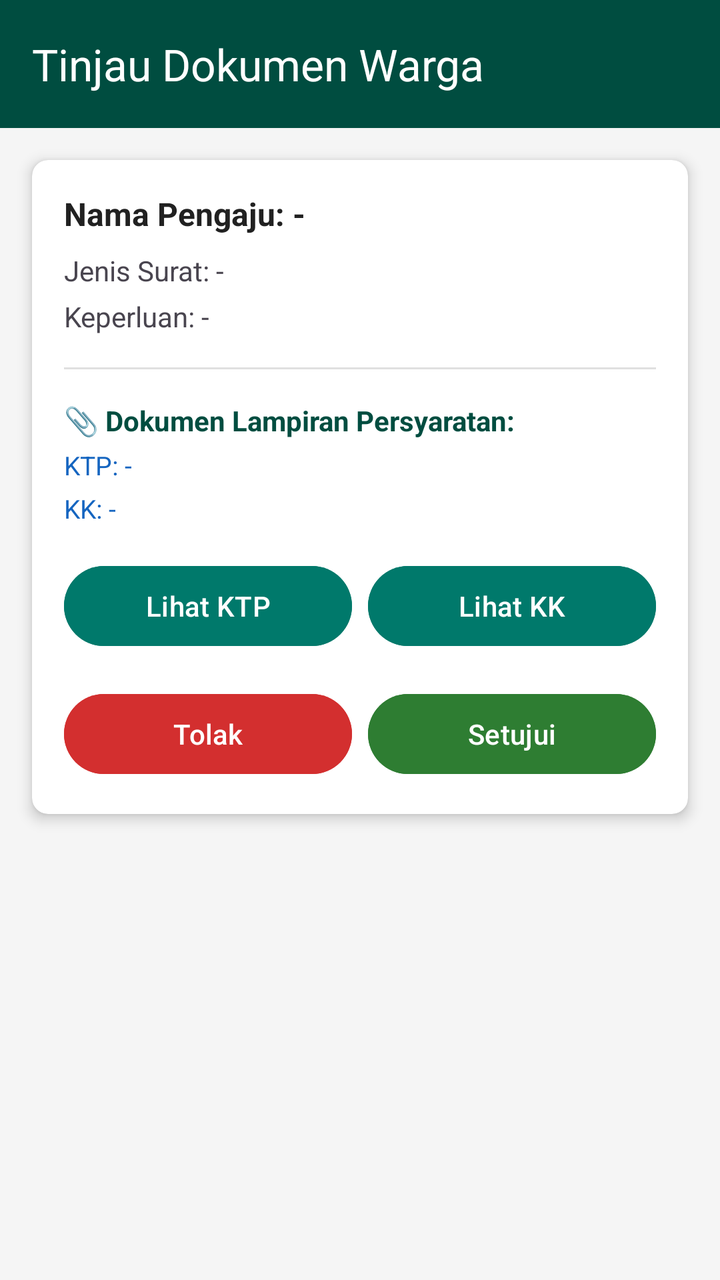
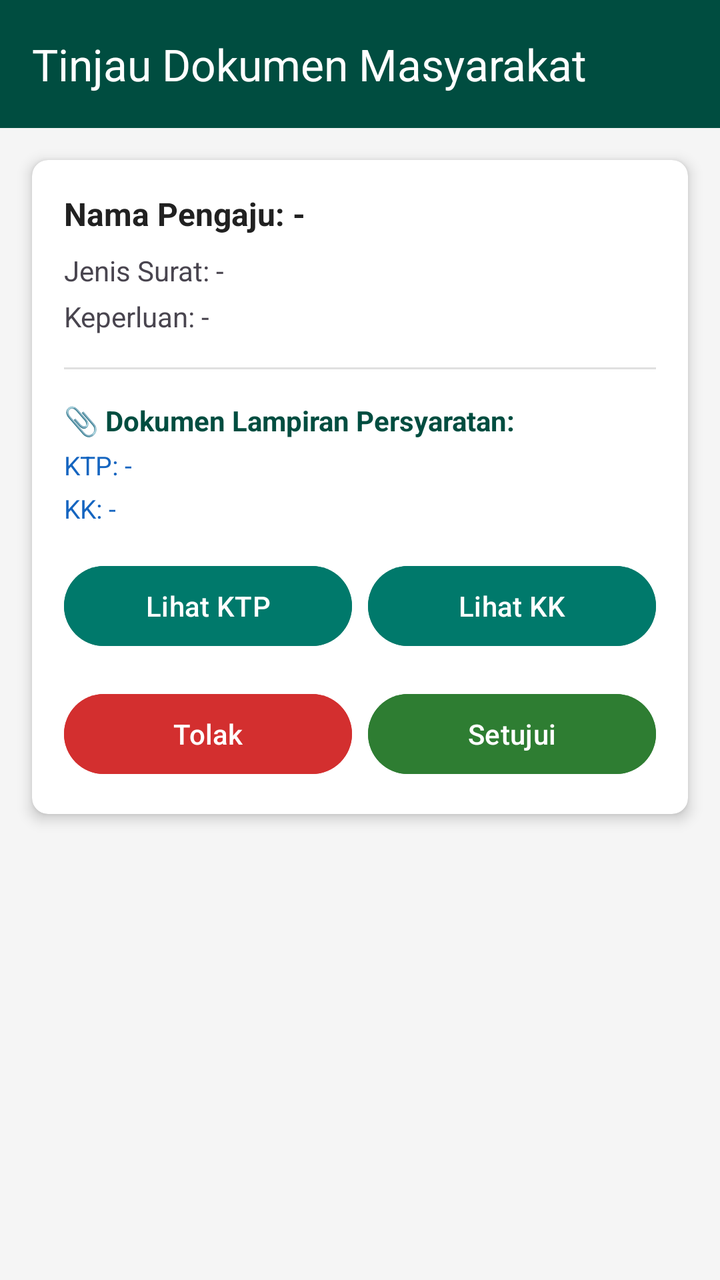

Two renders of the same Android screen: before a commit and after it. Below are the layout's source before the change and the commit's diff.
<!-- AndroidManifest.xml: application theme Theme.Ovylia -->
<!-- res/layout/activity_detail_pengajuan.xml -->
<?xml version="1.0" encoding="utf-8"?>
<LinearLayout
    xmlns:android="http://schemas.android.com/apk/res/android"
    xmlns:app="http://schemas.android.com/apk/res-auto"
    android:layout_width="match_parent"
    android:layout_height="match_parent"
    android:orientation="vertical"
    android:background="#F5F5F5">

    <androidx.appcompat.widget.Toolbar
        android:layout_width="match_parent"
        android:layout_height="?attr/actionBarSize"
        android:background="#004D40"
        app:title="Tinjau Dokumen Warga"
        app:titleTextColor="#FFFFFF"/>

    <androidx.cardview.widget.CardView
        android:layout_width="match_parent"
        android:layout_height="wrap_content"
        android:layout_margin="16dp"
        app:cardCornerRadius="8dp"
        app:cardElevation="4dp">

        <LinearLayout
            android:layout_width="match_parent"
            android:layout_height="wrap_content"
            android:orientation="vertical"
            android:padding="16dp">

            <TextView
                android:id="@+id/dtNamaWarga"
                android:layout_width="match_parent"
                android:layout_height="wrap_content"
                android:text="Nama Pengaju: -"
                android:textSize="16sp"
                android:textStyle="bold"
                android:textColor="#212121"/>

            <TextView
                android:id="@+id/dtJenisSurat"
                android:layout_width="match_parent"
                android:layout_height="wrap_content"
                android:text="Jenis Surat: -"
                android:textSize="14sp"
                android:layout_marginTop="8dp"/>

            <TextView
                android:id="@+id/dtKeperluan"
                android:layout_width="match_parent"
                android:layout_height="wrap_content"
                android:text="Keperluan: -"
                android:textSize="14sp"
                android:layout_marginTop="4dp"/>

            <View
                android:layout_width="match_parent"
                android:layout_height="1dp"
                android:background="#E0E0E0"
                android:layout_marginVertical="16dp"/>

            <TextView
                android:layout_width="match_parent"
                android:layout_height="wrap_content"
                android:text="📎 Dokumen Lampiran Persyaratan:"
                android:textStyle="bold"
                android:textColor="#004D40"
                android:textSize="14sp"/>

            <TextView
                android:id="@+id/dtNamaFileKtp"
                android:layout_width="match_parent"
                android:layout_height="wrap_content"
                android:text="KTP: -"
                android:textColor="#1565C0"
                android:layout_marginTop="4dp"
                android:textSize="13sp"/>

            <TextView
                android:id="@+id/dtNamaFileKk"
                android:layout_width="match_parent"
                android:layout_height="wrap_content"
                android:text="KK: -"
                android:textColor="#1565C0"
                android:layout_marginTop="4dp"
                android:textSize="13sp"/>

            
            <LinearLayout
                android:layout_width="match_parent"
                android:layout_height="wrap_content"
                android:orientation="horizontal"
                android:layout_marginTop="16dp"
                android:weightSum="2">

                <Button
                    android:id="@+id/btnUnduhKtp"
                    android:layout_width="0dp"
                    android:layout_height="wrap_content"
                    android:layout_weight="1"
                    android:layout_marginEnd="4dp"
                    android:text="Lihat KTP"
                    android:backgroundTint="#00796B"
                    android:textColor="#FFFFFF"/>

                <Button
                    android:id="@+id/btnUnduhKk"
                    android:layout_width="0dp"
                    android:layout_height="wrap_content"
                    android:layout_weight="1"
                    android:layout_marginStart="4dp"
                    android:text="Lihat KK"
                    android:backgroundTint="#00796B"
                    android:textColor="#FFFFFF"/>
            </LinearLayout>

            
            <LinearLayout
                android:layout_width="match_parent"
                android:layout_height="wrap_content"
                android:orientation="horizontal"
                android:layout_marginTop="16dp"
                android:weightSum="2">

                
                <Button
                    android:id="@+id/btnTolakSurat"
                    android:layout_width="0dp"
                    android:layout_height="wrap_content"
                    android:layout_weight="1"
                    android:layout_marginEnd="4dp"
                    android:text="Tolak"
                    android:backgroundTint="#D32F2F"
                    android:textColor="#FFFFFF"/>

                
                <Button
                    android:id="@+id/btnSetujuiSurat"
                    android:layout_width="0dp"
                    android:layout_height="wrap_content"
                    android:layout_weight="1"
                    android:layout_marginStart="4dp"
                    android:text="Setujui"
                    android:backgroundTint="#2E7D32"
                    android:textColor="#FFFFFF"/>
            </LinearLayout>

        </LinearLayout>
    </androidx.cardview.widget.CardView>
</LinearLayout>
<!-- resources referenced by this layout -->
<resources>
  <style name="Theme.Ovylia" parent="Base.Theme.Ovylia" />
  <style name="Base.Theme.Ovylia" parent="Theme.Material3.DayNight.NoActionBar">
          
          
      </style>
</resources>

<!-- the commit's change to res/layout/activity_detail_pengajuan.xml (unified diff, before → after) -->
@@ -11,7 +11,7 @@
         android:layout_width="match_parent"
         android:layout_height="?attr/actionBarSize"
         android:background="#004D40"
-        app:title="Tinjau Dokumen Warga"
+        app:title="Tinjau Dokumen Masyarakat"
         app:titleTextColor="#FFFFFF"/>
 
     <androidx.cardview.widget.CardView
